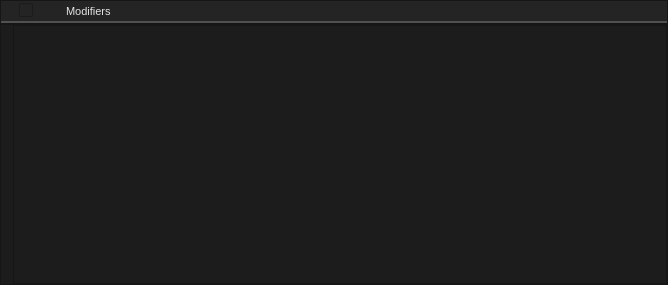
The window that smartprop_editor/properties_group_frame.ui (dertwist/Hammer5Tools) describes before a commit, drawn with Qt 5.
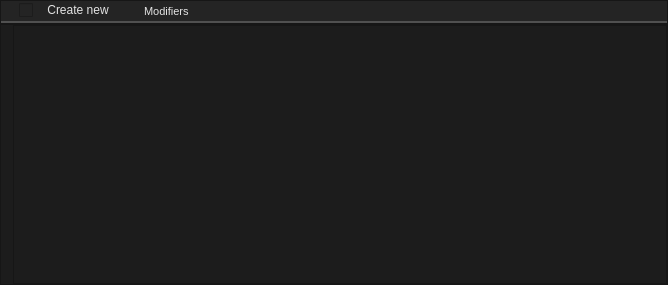
The same window after the commit. Icons and pictures are not drawn.

Commit message: Replacing tree to layout

Patch:
```diff
--- a/smartprop_editor/properties_group_frame.ui
+++ b/smartprop_editor/properties_group_frame.ui
@@ -136,6 +136,59 @@
         </property>
        </widget>
       </item>
+      <item>
+       <widget class="QPushButton" name="pushButton">
+        <property name="styleSheet">
+         <string notr="true">
+QPushButton {
+    font: 580 8pt &quot;Segoe UI&quot;;
+    border: 2px solid black;
+    border-radius: 0px;
+    border-color: rgba(80, 80, 80, 255);
+	border-top:0px;
+border-left:0px;
+border-right:0px;
+    height:14px;
+    padding-top: 2px;
+    padding-bottom:4px;
+	background-color: #242424;
+    padding-left: 8px;
+	padding-right: 8px;
+	color: #E3E3E3;
+}
+
+QPushButton:hover {
+    background-color: #414956;
+    color: white;
+}
+
+
+QPushButton:pressed {
+    font: 580 8pt &quot;Segoe UI&quot;;
+    border: 2px solid black;
+    border-radius: 0px;
+    border-color: rgba(80, 80, 80, 255);
+	border-top:0px;
+border-left:0px;
+border-right:0px;
+    height:14px;
+    padding-top: 2px;
+    padding-bottom:4px;
+	background-color: #242424;
+    padding-left: 8px;
+	padding-right: 8px;
+	color: #E3E3E3;
+}</string>
+        </property>
+        <property name="text">
+         <string>Create new</string>
+        </property>
+        <property name="icon">
+         <iconset resource="../resources.qrc">
+          <normaloff>:/icons/add_24dp_9D9D9D_FILL0_wght400_GRAD0_opsz24.svg</normaloff>:/icons/add_24dp_9D9D9D_FILL0_wght400_GRAD0_opsz24.svg</iconset>
+        </property>
+       </widget>
+      </item>
       <item>
        <widget class="QToolButton" name="property_icon">
         <property name="enabled">
```
Left out of the diff: 20 changed lines with no effect on the pictures. The commit also changes 1 other file.
